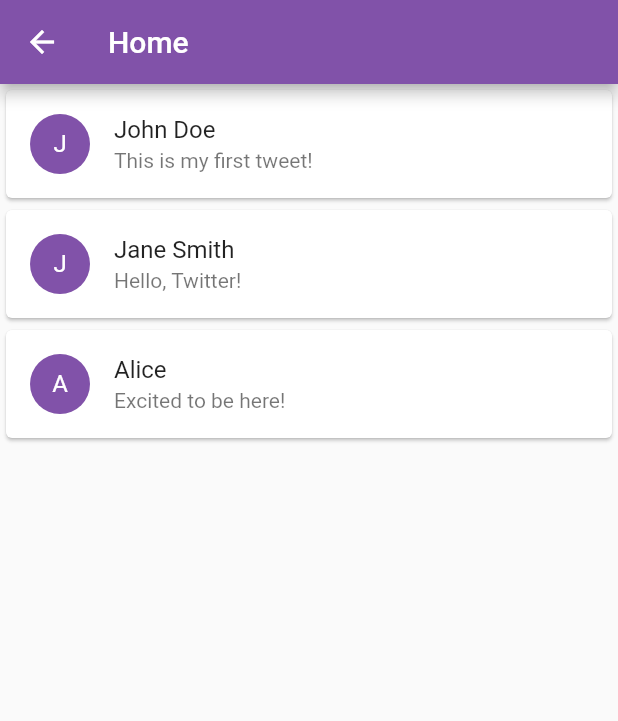
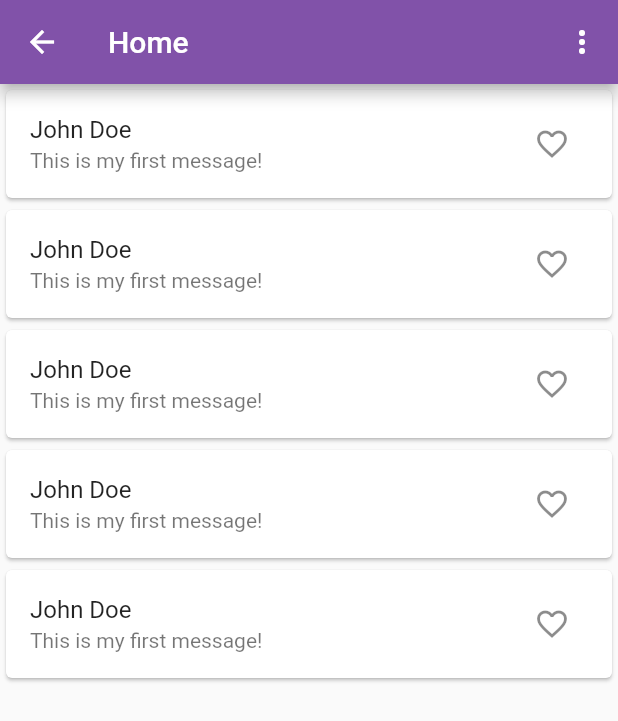
Before and after one commit to eliffisik/mebi, a Flutter app: the HomeScreen screen opened directly, on a phone screen of 412 x 824 dp. Shown: the top 721 px of the screen. Run offline on Flutter 3.47's test engine with Material 2 defaults, Android fonts, the phone set to English and light mode, and no system bars.

Commit message:
favoritesandpostscreenadded

```diff
--- a/lib/Screens/HomeScreen.dart
+++ b/lib/Screens/HomeScreen.dart
@@ -1,35 +1,70 @@
 import 'package:flutter/material.dart';
 
-class HomeScreen extends StatelessWidget {
+class HomeScreen extends StatefulWidget {
+  @override
+  _HomeScreenState createState() => _HomeScreenState();
+}
+
+class _HomeScreenState extends State<HomeScreen> {
+  List<bool> _likedStatus = [false, false, false, false, false]; // Beğeni durumunu tutan bir liste
+
   @override
   Widget build(BuildContext context) {
     return Scaffold(
       appBar: AppBar(
         title: Text('Home'),
+          actions: [
+
+          PopupMenuButton<String>(
+            color: Color.fromARGB(255, 238, 218, 224),
+            onSelected: (String value) {
+              // Seçilen değeri kullanmak için gerekli işlemleri burada yapabilirsiniz
+              print(value);
+            },
+            itemBuilder: (BuildContext context) {
+              return <PopupMenuEntry<String>>[
+
+                PopupMenuItem<String>(
+                  value: 'Settings',
+                  child: Text('Settings'),
+
+                ),
+                PopupMenuItem<String>(
+                  value: 'Log Out',
+                  child: Text('Log Out'),
+                ),
+
+              ];
+            },
+          ),
+        ],
           backgroundColor:Color.fromARGB(255, 129, 82, 169),
       ),
-      body: ListView(
-        children: [
-          _buildMessageCard('John Doe', 'This is my first tweet!'),
-          _buildMessageCard('Jane Smith', 'Hello, Twitter!'),
-          _buildMessageCard('Alice', 'Excited to be here!'),
-        ],
+      body: ListView.builder(
+        itemCount: 5, // Değiştirilmesi gereken öğe sayısı
+        itemBuilder: (context, index) {
+          return _buildMessageCard('John Doe', 'This is my first message!', index);
+        },
       ),
     );
   }
 
-  Widget _buildMessageCard(String username, String tweet) {
+  Widget _buildMessageCard(String sender, String message, int index) {
     return Card(
       child: ListTile(
-        leading: CircleAvatar(
-          backgroundColor:Color.fromARGB(255, 129, 82, 169),
-          child: Text(
-            username.substring(0, 1),
-            style: TextStyle(color: Colors.white),
+        title: Text(sender),
+        subtitle: Text(message),
+        trailing: IconButton(
+          icon: Icon(
+            _likedStatus[index] ? Icons.favorite : Icons.favorite_border,
+            color: _likedStatus[index] ? Color.fromARGB(255, 164, 37, 189) : null,
           ),
+          onPressed: () {
+            setState(() {
+              _likedStatus[index] = !_likedStatus[index];
+            });
+          },
         ),
-        title: Text(username),
-        subtitle: Text(tweet),
       ),
     );
   }
```
Also changed, not shown: lib/Screens/FavoritesScreen.dart (added, +68 -0 lines), lib/Screens/LoginScreen.dart (+2 -31 lines), lib/Screens/PostScreen.dart (added, +53 -0 lines), lib/Screens/ProfileScreen.dart (+56 -4 lines), lib/Screens/RegistrationScreen.dart (+2 -26 lines), lib/Screens/SearchScreen.dart (+26 -0 lines).
